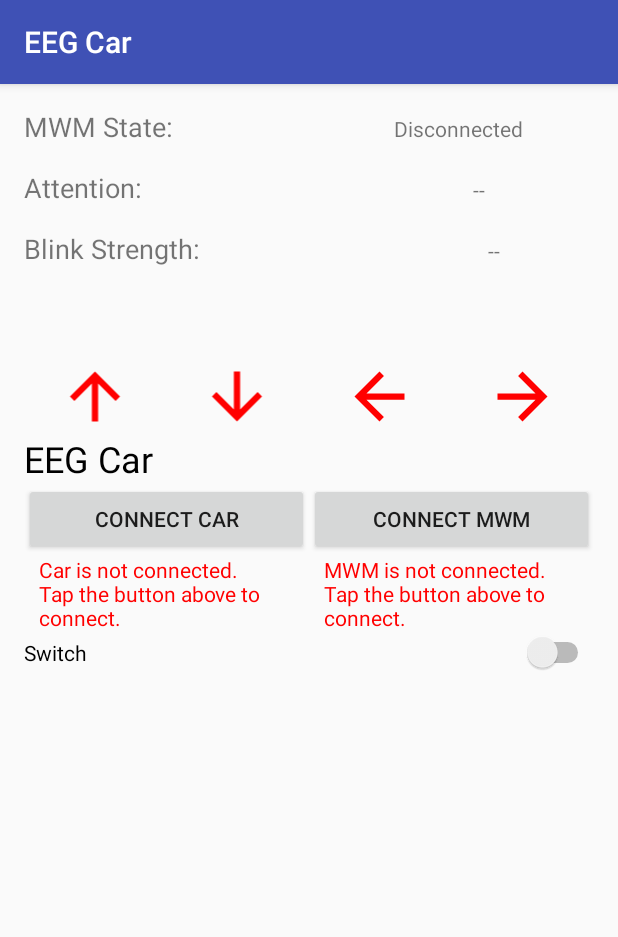
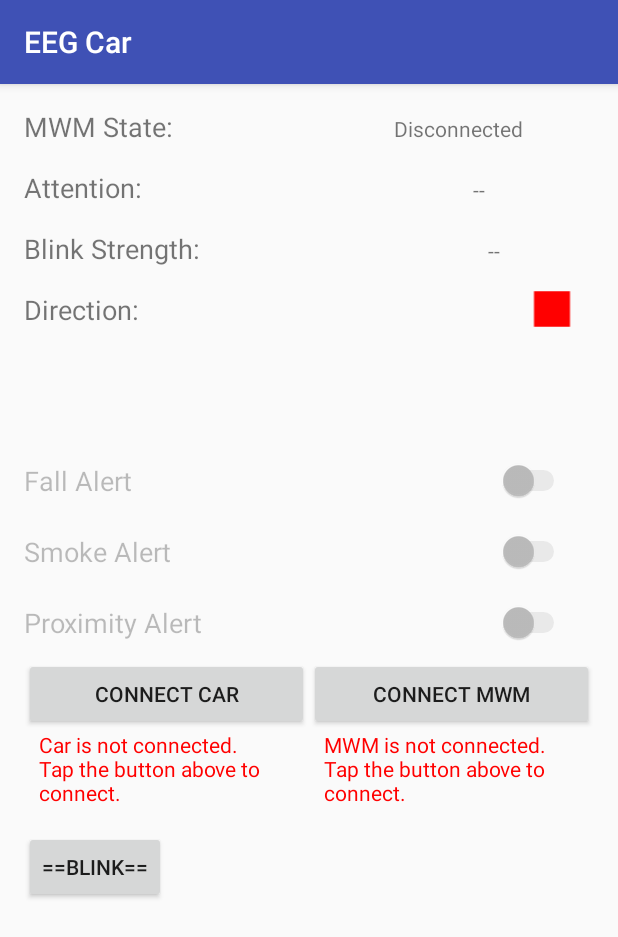
Before and after one commit to rafiibrahim8/EEG_Car_2, an Android app: the screen it shows after launch (MainActivity), on a phone screen of 412 x 824 dp. Shown: the top 937 px of the screen. Run offline under Robolectric (Android 15) with nearby library versions, the phone set to English and light mode, and no system bars; our stand-ins replace ButterKnife.

Commit message:
2020-01-23 22:24:22

```diff
--- a/app/src/main/java/ml/nerdsofku/eegcarx2/CarController.java
+++ b/app/src/main/java/ml/nerdsofku/eegcarx2/CarController.java
@@ -13,10 +13,8 @@
     public static final int RIGHT = 4;
     public static final int STOP = -1;
     public static final int NONE = 0;
-    public static final int ALL = 15;
 
     public static final long DIRECTION_HOLD_MS = 2000;
-    public static final long ARROW_BLINK_TIME = 250;
     public static final long DOUBLE_BLINK_THRESHOLD_MS = 800;
     public static final long BLINK_THRESHOLD = 60;
     public static final long ATTENTION_THRESHOLD = 50;
@@ -111,23 +109,19 @@
         switch (currentState){
             case STATE_IDLE:
                 if(latBlinkStrength>=BLINK_THRESHOLD)
-                    currentState = STATE_CIRCLING_ARROWS;
-                updateStateUI(currentState);
+                    setCurrentState(STATE_CIRCLING_ARROWS);
                 break;
             case STATE_CIRCLING_ARROWS:
                 if(lastBlinkDifference<=DOUBLE_BLINK_THRESHOLD_MS)
-                    currentState=STATE_FIXED_ON_DIRECTION;
-                updateStateUI(currentState);
+                    setCurrentState(STATE_FIXED_ON_DIRECTION);
                 break;
             case STATE_RUNNING:
-                currentState = STATE_IDLE;
-                updateStateUI(currentState);
+                setCurrentState(STATE_IDLE);
                 currentPointedDirection.set(NONE);
                 sendCommandToCar(STOP);
                 break;
             case STATE_FIXED_ON_DIRECTION:
-                currentState = STATE_RUNNING;
-                updateStateUI(currentState);
+                setCurrentState(STATE_RUNNING);
                 sendCommandToCar(currentPointedDirection.get());
                 break;
         }
@@ -171,12 +165,9 @@
 
                 else if(currentState == STATE_RUNNING){
                     updateArrowUI(currentPointedDirection.get());
-                    try{ Thread.sleep(ARROW_BLINK_TIME); } catch (Exception ex){}
-                    updateArrowUI(NONE);
-                    try{ Thread.sleep(ARROW_BLINK_TIME); } catch (Exception ex){}
                 }
                 else if(currentState ==STATE_IDLE){
-                    updateArrowUI(ALL);
+                    updateArrowUI(NONE);
                 }
 
 
--- a/app/src/main/java/ml/nerdsofku/eegcarx2/MainActivity.java
+++ b/app/src/main/java/ml/nerdsofku/eegcarx2/MainActivity.java
@@ -13,6 +13,7 @@
 import android.content.IntentFilter;
 import android.content.pm.PackageManager;
 import android.graphics.Color;
+import android.graphics.PorterDuff;
 import android.os.AsyncTask;
 import android.os.Build;
 import android.os.Bundle;
@@ -24,9 +25,11 @@
 import android.widget.AdapterView;
 import android.widget.ArrayAdapter;
 import android.widget.Button;
+import android.widget.CompoundButton;
 import android.widget.ImageView;
 import android.widget.LinearLayout;
 import android.widget.ListView;
+import android.widget.Switch;
 import android.widget.TextView;
 import android.widget.Toast;
 
@@ -76,22 +79,23 @@
     TextView briefMWMConnection;
     @BindView(R.id.signalLayout)
     LinearLayout signalLayout;
-
-
+    @BindView(R.id.direction)
+    ImageView imgDir;
+    @BindView(R.id.proximity_layout)
+    LinearLayout proximityLayout;
+    @BindView(R.id.timer_layout)
+    LinearLayout timerLayout;
+    @BindView(R.id.fallSwitch)
+    Switch fallSwitch;
+    @BindView(R.id.proximitySwitch)
+    Switch proximitySwitch;
+    @BindView(R.id.fireSwitch)
+    Switch fireSwitch;
     @BindView(R.id.btnConnectCar0)
     Button btnCar;
     @BindView(R.id.btnConnectMWM0)
     Button btnMWM;
-
-    @BindView(R.id.imgDown)
-    ImageView imgBackward;
-    @BindView(R.id.imgUP)
-    ImageView imgForward;
-    @BindView(R.id.imgLeft)
-    ImageView imgLeft;
-    @BindView(R.id.imgRight)
-    ImageView imgRight;
-    @BindView(R.id.distance)
+    @BindView(R.id.proximity)
     TextView distance;
     @BindView(R.id.timer)
     TextView timer;
@@ -140,7 +144,8 @@
         isConnected = new boolean[]{false, false};
 
         signalLayout.setVisibility(View.GONE);
-        distance.setVisibility(View.INVISIBLE);
+        proximityLayout.setVisibility(View.INVISIBLE);
+        timerLayout.setVisibility(View.INVISIBLE);
         btInput = null;
         bluetoothAdapter = BluetoothAdapter.getDefaultAdapter();
         vibrator = (Vibrator) getSystemService(Context.VIBRATOR_SERVICE);
@@ -152,9 +157,43 @@
         initBTReceiver();
         registerBroadcasts();
         getPermission();
+        initSwitches();
+        enableSwitches(false);
         runPingThread();
 
-        testBlink.setVisibility(View.GONE);
+        //testBlink.setVisibility(View.GONE);
+    }
+
+    private void enableSwitches(boolean b) {
+        if(b){
+            fallSwitch.setEnabled(true);
+            fireSwitch.setEnabled(true);
+            proximitySwitch.setEnabled(true);
+            return;
+        }
+        fallSwitch.setChecked(false);
+        fallSwitch.setEnabled(false);
+        fireSwitch.setChecked(false);
+        fireSwitch.setEnabled(false);
+        proximitySwitch.setChecked(false);
+        proximitySwitch.setEnabled(false);
+    }
+
+    private void initSwitches() {
+        fallSwitch.setOnCheckedChangeListener((buttonView, isChecked) -> {
+            if(isChecked) sendSignalToCar(""+FALL_ENABLE);
+            else sendSignalToCar(""+FALL_DISABLE);
+        });
+
+        fireSwitch.setOnCheckedChangeListener((buttonView, isChecked) -> {
+            if(isChecked) sendSignalToCar(""+FIRE_ENABLE);
+            else sendSignalToCar(""+FIRE_DISABLE);
+        });
+
+        proximitySwitch.setOnCheckedChangeListener((buttonView, isChecked) -> {
+            if(isChecked) sendSignalToCar(""+PROX_ENABLE);
+            else sendSignalToCar(""+PROX_DISABLE);
+        });
     }
 
     void handleDistance(int distance){
@@ -227,7 +266,6 @@
 
         }
     }
-
     private void initBTReceiver() {
         new Thread(() -> {
             while (true) {
@@ -259,43 +297,22 @@
         BroadcastReceiver brArrow = new BroadcastReceiver() {
             @Override
             public void onReceive(Context context, Intent intent) {
-                int uiCode = intent.getIntExtra("arrows", CarController.ALL);
+                int uiCode = intent.getIntExtra("arrows", CarController.NONE);
                 switch (uiCode) {
                     case CarController.FORWARD:
-                        imgForward.setVisibility(View.VISIBLE);
-                        imgBackward.setVisibility(View.INVISIBLE);
-                        imgLeft.setVisibility(View.INVISIBLE);
-                        imgRight.setVisibility(View.INVISIBLE);
+                        imgDir.setImageDrawable(getResources().getDrawable(R.drawable.ic_arrow_up));
                         break;
                     case CarController.BACKWARD:
-                        imgForward.setVisibility(View.INVISIBLE);
-                        imgBackward.setVisibility(View.VISIBLE);
-                        imgLeft.setVisibility(View.INVISIBLE);
-                        imgRight.setVisibility(View.INVISIBLE);
+                        imgDir.setImageDrawable(getResources().getDrawable(R.drawable.ic_arrow_down));
                         break;
                     case CarController.LEFT:
-                        imgForward.setVisibility(View.INVISIBLE);
-                        imgBackward.setVisibility(View.INVISIBLE);
-                        imgLeft.setVisibility(View.VISIBLE);
-                        imgRight.setVisibility(View.INVISIBLE);
+                        imgDir.setImageDrawable(getResources().getDrawable(R.drawable.ic_arrow_left));
                         break;
                     case CarController.RIGHT:
-                        imgForward.setVisibility(View.INVISIBLE);
-                        imgBackward.setVisibility(View.INVISIBLE);
-                        imgLeft.setVisibility(View.INVISIBLE);
-                        imgRight.setVisibility(View.VISIBLE);
-                        break;
-                    case CarController.ALL:
-                        imgForward.setVisibility(View.VISIBLE);
-                        imgBackward.setVisibility(View.VISIBLE);
-                        imgLeft.setVisibility(View.VISIBLE);
-                        imgRight.setVisibility(View.VISIBLE);
+                        imgDir.setImageDrawable(getResources().getDrawable(R.drawable.ic_arrow_right));
                         break;
                     case CarController.NONE:
-                        imgForward.setVisibility(View.INVISIBLE);
-                        imgBackward.setVisibility(View.INVISIBLE);
-                        imgLeft.setVisibility(View.INVISIBLE);
-                        imgRight.setVisibility(View.INVISIBLE);
+                        imgDir.setImageDrawable(getResources().getDrawable(R.drawable.ic_stop_black_24dp));
                         break;
                 }
             }
@@ -319,8 +336,10 @@
             @Override
             public void onReceive(Context context, Intent intent) {
                 int state = intent.getIntExtra("state",CarController.STATE_IDLE);
-                if(state == CarController.STATE_CIRCLING_ARROWS) timer.setVisibility(View.VISIBLE);
-                else timer.setVisibility(View.GONE);
+                if(state == CarController.STATE_CIRCLING_ARROWS) timerLayout.setVisibility(View.VISIBLE);
+                else timerLayout.setVisibility(View.INVISIBLE);
+                if(state == CarController.STATE_RUNNING) imgDir.setColorFilter(Color.GREEN, PorterDuff.Mode.SRC_IN);
+                else imgDir.setColorFilter(Color.RED, PorterDuff.Mode.SRC_IN);
             }
         };
 
@@ -328,7 +347,7 @@
             @Override
             public void onReceive(Context context, Intent intent) {
                 String distanceFromCar = intent.getStringExtra("distance");
-                distance.setVisibility(View.VISIBLE);
+                proximityLayout.setVisibility(View.VISIBLE);
                 distance.setText(distanceFromCar);
                 if(intent.getBooleanExtra("alert",false)){
                     if (Build.VERSION.SDK_INT >= Build.VERSION_CODES.O) {
@@ -540,12 +559,9 @@
         TextView dialogHead = dialog.findViewById(R.id.dialog_head);
         ListView listView = dialog.findViewById(R.id.dialog_listView);
         ArrayAdapter arrayAdapter = new ArrayAdapter(this, android.R.layout.simple_list_item_1, btDevices);
-        listView.setOnItemClickListener(new AdapterView.OnItemClickListener() {
-            @Override
-            public void onItemClick(AdapterView<?> parent, View view, int i, long id) {
-                dialog.dismiss();
-                connectBluetooth(btDevices[i].substring(0, btDevices[i].length() - 18), btDevices[i].substring(btDevices[i].length() - 17));
-            }
+        listView.setOnItemClickListener((parent, view, i, id) -> {
+            dialog.dismiss();
+            connectBluetooth(btDevices[i].substring(0, btDevices[i].length() - 18), btDevices[i].substring(btDevices[i].length() - 17));
         });
         listView.setAdapter(arrayAdapter);
         dialogHead.setText(R.string.selectCar);
@@ -623,7 +639,7 @@
                         failCount++;
                     }
                     if(failCount>2){
-                        Toast.makeText(this,"Car is Disconnected",Toast.LENGTH_SHORT).show();
+                        Toast.makeText(this,"Car is Disconnected.",Toast.LENGTH_SHORT).show();
                         initDisconnect();
                     }
                 }
@@ -639,9 +655,12 @@
             briefCarConnection.setText(R.string.carNotConnectedHint);
             briefCarConnection.setTextColor(Color.RED);
             btnCar.setText(R.string.connectCar);
+            carController.setCurrentState(CarController.STATE_IDLE);
+            enableSwitches(false);
         } catch (IOException e) {
         }
     }
+
 
     //this class is for connecting HC-05 only
     private class ConnectBT extends AsyncTask<Void, Void, Void> {
@@ -681,6 +700,7 @@
             } else {
 
                 isConnected[HC05] = true;
+                enableSwitches(true);
                 btnCar.setText(R.string.conOK);
                 carController.setCarConnected(true);
                 briefCarConnection.setTextColor(Color.GREEN);
--- /dev/null
+++ b/app/src/main/res/drawable/ic_stop_black_24dp.xml
@@ -0,0 +1,5 @@
+<vector android:height="24dp" android:tint="#FF0000"
+    android:viewportHeight="24.0" android:viewportWidth="24.0"
+    android:width="24dp" xmlns:android="http://schemas.android.com/apk/res/android">
+    <path android:fillColor="#FF000000" android:pathData="M6,6h12v12H6z"/>
+</vector>
--- a/app/src/main/res/layout/activity_main.xml
+++ b/app/src/main/res/layout/activity_main.xml
@@ -92,55 +92,117 @@
             android:id="@+id/tvBlinkStrength0"/>
     </LinearLayout>
 
-    <TextView
-        android:id="@+id/distance"
+    <LinearLayout
         android:layout_width="match_parent"
         android:layout_height="wrap_content"
-        android:text="@string/app_name"
-        android:textAllCaps="false"
-        android:textAppearance="@style/TextAppearance.AppCompat.Large"
-        android:textColor="#FF0000"
-        android:textStyle="bold" />
+        android:orientation="horizontal"
+        android:layout_marginBottom="16dp"
+        android:gravity="center_vertical"
+        android:weightSum="1">
+        <TextView
+            android:layout_width="0dp"
+            android:layout_height="wrap_content"
+            android:text="Direction:"
+            android:layout_weight=".4"
+            android:textSize="18sp"/>
+        <LinearLayout
+            android:layout_width="0dp"
+            android:layout_height="wrap_content"
+            android:layout_weight=".6"
+            android:gravity="right">
+            <ImageView
+                android:layout_width="wrap_content"
+                android:layout_height="wrap_content"
+                android:src="@drawable/ic_stop_black_24dp"
+                android:scaleX="2"
+                android:layout_marginRight="16dp"
+                android:scaleY="2"
+                android:id="@+id/direction" />
+        </LinearLayout>
+    </LinearLayout>
+
+
 
     <LinearLayout
-        android:layout_marginTop="16dp"
         android:layout_width="match_parent"
         android:layout_height="wrap_content"
-        android:orientation="horizontal">
-        <ImageView
-            android:layout_width="wrap_content"
+        android:orientation="horizontal"
+        android:id="@+id/timer_layout">
+        <TextView
+            android:layout_width="0dp"
+            android:layout_weight=".4"
             android:layout_height="wrap_content"
-            android:layout_weight=".25"
-            android:id="@+id/imgUP"
-            android:src="@drawable/ic_arrow_up"/>
-        <ImageView
-            android:layout_width="wrap_content"
+            android:text="Time Left:"
+            android:textSize="18sp" />
+        <TextView
+            android:layout_width="0dp"
+            android:id="@+id/timer"
+            android:layout_weight=".6"
             android:layout_height="wrap_content"
-            android:layout_weight=".25"
-            android:id="@+id/imgDown"
-            android:src="@drawable/ic_arrow_down"/>
-        <ImageView
-            android:layout_width="wrap_content"
-            android:layout_height="wrap_content"
-            android:layout_weight=".25"
-            android:id="@+id/imgLeft"
-            android:src="@drawable/ic_arrow_left"/>
-        <ImageView
-            android:layout_width="wrap_content"
-            android:layout_height="wrap_content"
-            android:layout_weight=".25"
-            android:id="@+id/imgRight"
-            android:src="@drawable/ic_arrow_right"/>
+            android:text="2.0 s"
+            android:fontFamily="@font/seven_segment"
+            android:textSize="24sp"
+            android:gravity="end"
+            android:layout_marginRight="16dp"
+            android:textColor="#000000"/>
     </LinearLayout>
-
-    <TextView
-        android:id="@+id/timer"
+    <LinearLayout
         android:layout_width="match_parent"
         android:layout_height="wrap_content"
-        android:text="@string/app_name"
-        android:textAppearance="@style/TextAppearance.AppCompat.Large"
-        android:textColor="#000"
-        android:textSize="24sp" />
+        android:orientation="horizontal"
+        android:id="@+id/proximity_layout"
+        android:layout_marginTop="10dp">
+        <TextView
+            android:layout_width="0dp"
+            android:layout_weight=".4"
+            android:layout_height="wrap_content"
+            android:text="Proximity:"
+            android:textSize="18sp" />
+        <TextView
+            android:layout_width="0dp"
+            android:id="@+id/proximity"
+            android:layout_weight=".6"
+            android:layout_height="wrap_content"
+            android:text="18 CM"
+            android:fontFamily="@font/seven_segment"
+            android:textSize="24sp"
+            android:gravity="end"
+            android:layout_marginRight="16dp"
+            android:textColor="#000000"/>
+    </LinearLayout>
+    <Switch
+        android:layout_width="match_parent"
+        android:layout_height="wrap_content"
+        android:text="Fall Alert "
+        android:textOn="On"
+        android:textOff="Off"
+        android:textSize="18sp"
+        android:id="@+id/fallSwitch"
+        android:layout_marginTop="10dp"
+        android:layout_marginBottom="10dp"
+        android:layout_marginRight="16dp"/>
+    <Switch
+        android:layout_width="match_parent"
+        android:layout_height="wrap_content"
+        android:text="Smoke Alert "
+        android:textSize="18sp"
+        android:textOn="On"
+        android:textOff="Off"
+        android:id="@+id/fireSwitch"
+        android:layout_marginTop="10dp"
+        android:layout_marginBottom="10dp"
+        android:layout_marginRight="16dp"/>
+    <Switch
+        android:layout_width="match_parent"
+        android:layout_height="wrap_content"
+        android:text="Proximity Alert "
+        android:textOn="On"
+        android:textOff="Off"
+        android:textSize="18sp"
+        android:id="@+id/proximitySwitch"
+        android:layout_marginTop="10dp"
+        android:layout_marginBottom="10dp"
+        android:layout_marginRight="16dp"/>
     <LinearLayout
         android:layout_width="match_parent"
         android:layout_height="wrap_content"
@@ -191,9 +253,4 @@
         android:text="==Blink=="
         android:id="@+id/testBlink"/>
 
-    <Switch
-        android:id="@+id/switch1"
-        android:layout_width="match_parent"
-        android:layout_height="wrap_content"
-        android:text="Switch" />
 </LinearLayout>
```
Also changed, not shown: app/src/main/res/font/seven_segment.ttf (added), 2 other files.
